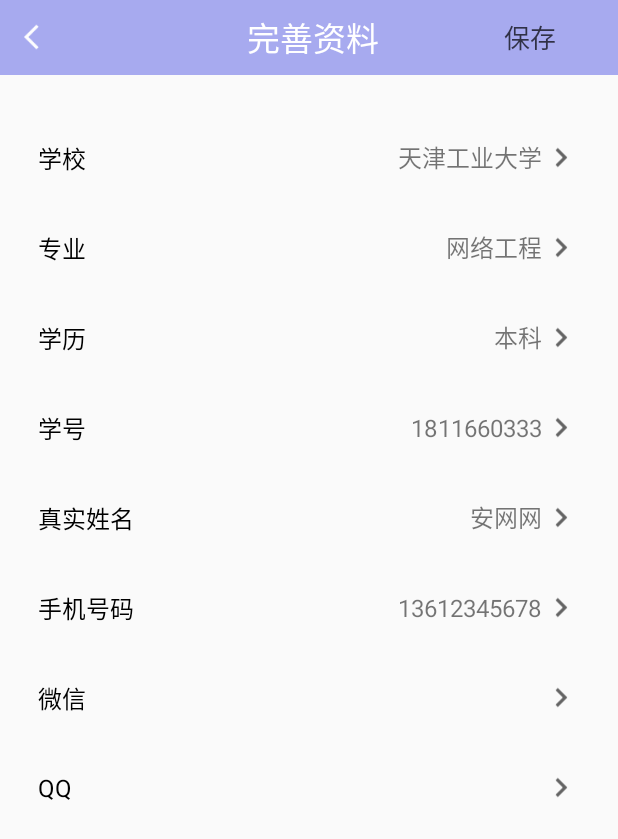
After one commit to Becko-A/ViewPager, an Android app: the layout activity_cimprove.xml on its own in the app's theme, with its tools: preview values and no code run, on a phone screen of 412 x 824 dp. The commit adds this screen. Shown: the top 839 px of the screen. Run offline under Robolectric (Android 15) with nearby library versions, the phone set to English and light mode, and no system bars.

Commit message:
announce_update
Signed-off-by: l997592030 <997596616@qq.com>

```diff
--- a/app/build.gradle
+++ b/app/build.gradle
@@ -32,6 +32,8 @@ dependencies {
     implementation 'androidx.lifecycle:lifecycle-extensions:2.2.0'
     implementation 'androidx.recyclerview:recyclerview:1.0.0'
     implementation 'com.squareup.okhttp3:okhttp:4.8.0'
+    implementation 'com.squareup.okhttp3:okhttp:3.4.1'
+    implementation 'com.google.code.gson:gson:2.7'
 
     testImplementation 'junit:junit:4.12'
     androidTestImplementation 'androidx.test.ext:junit:1.1.1'
--- a/app/src/main/java/com/example/viewpager/Aannounce.java
+++ b/app/src/main/java/com/example/viewpager/Aannounce.java
@@ -1,14 +1,116 @@
 package com.example.viewpager;
 
+import android.app.DownloadManager;
 import android.os.Bundle;
+import android.view.View;
+import android.widget.Button;
+import android.widget.EditText;
+import android.widget.Toast;
 
 import androidx.appcompat.app.AppCompatActivity;
 
+import com.google.gson.Gson;
+
+import java.sql.BatchUpdateException;
+
+import okhttp3.FormBody;
+import okhttp3.OkHttpClient;
+import okhttp3.Request;
+import okhttp3.RequestBody;
+import okhttp3.Response;
+
+
 public class Aannounce extends AppCompatActivity {
+
+    private EditText location;
+    private EditText phoneNum;
+    private EditText date;
+    private EditText time;
+    private EditText type;
+    private EditText size;
+    private EditText color;
+    private EditText description;
+    private Button announce;
 
     @Override
     protected void onCreate(Bundle savedInstanceState) {
         super.onCreate(savedInstanceState);
         setContentView(R.layout.activity_aannounce);
+        location = (EditText) findViewById(R.id.pick_location_Edtxt);
+        phoneNum = (EditText) findViewById(R.id.pick_phonenum_Edtxt);
+        date = (EditText) findViewById(R.id.pick_date_Edtxt);
+        time = (EditText) findViewById(R.id.pick_time_Edtxt);
+        type = (EditText) findViewById(R.id.pick_type_Edtxt);
+        size = (EditText) findViewById(R.id.pick_size_Edtxt);
+        color = (EditText) findViewById(R.id.pick_color_Edtxt);
+        description = (EditText) findViewById(R.id.pick_descri_Edtxt);
+        announce = (Button) findViewById(R.id.announce_next);
+
+        announce.setOnClickListener(new View.OnClickListener() {
+            @Override
+            public void onClick(View view) {
+                String srLocation = location.getText().toString();
+                String srPhoneNum = phoneNum.getText().toString();
+                String srDate = date.getText().toString();
+                String srTime = time.getText().toString();
+                String srType = type.getText().toString();
+                String srSize = size.getText().toString();
+                String srColor = color.getText().toString();
+                String srdescription = description.getText().toString();
+
+                sendRequestWithOkhttp(srLocation,srPhoneNum,srDate,srTime,srType,
+                        srSize,srColor,srdescription);
+            }
+        });
     }
+    private void sendRequestWithOkhttp(final String Location,final String PhoneNum,
+                                       final String Date,final String Time, final String Type,
+                                       final String Size,final String Color,final String Description){
+        new Thread(new Runnable() {
+            @Override
+            public void run() {
+                try {
+                    RequestBody requestBody = new  FormBody.Builder()
+                            .add("pick_location",Location)
+                            .add("pick_phoneNum",PhoneNum)
+                            .add("pick_data",Date)
+                            .add("pick_time",Time)
+                            .add("pick_type",Type)
+                            .add("pick_size",Size)
+                            .add("pick_color",Color)
+                            .add("pick_description",Description)
+                            .build();
+                    OkHttpClient client = new OkHttpClient();
+                    Request request = new Request.Builder()
+                            .url("http://bbs.takemonene.com:8986/test.php")
+                            .post(requestBody)
+                            .build();
+                    Response response = client.newCall(request).execute();
+                    String responseData = response.body().string();
+                    parseJSONWithGSON(responseData);
+                }catch (Exception e){
+                    e.printStackTrace();
+                    Toast.makeText(Aannounce.this,"fail",Toast.LENGTH_SHORT).show();
+
+                }
+            }
+        }).start();
+    }
+
+    private void parseJSONWithGSON(final String jsonDate){
+        runOnUiThread(new Runnable() {
+            @Override
+            public void run() {
+                Gson gson = new Gson();
+                Aresponse re = gson.fromJson(jsonDate,Aresponse.class);
+                if (re.code == 355){
+                    Toast.makeText(Aannounce.this,"表单填写不完整",Toast.LENGTH_SHORT).show();
+                }
+                else if (re.code == 200){
+                    Toast.makeText(Aannounce.this,"保存成功",Toast.LENGTH_SHORT).show();
+                }
+            }
+        });
+    }
+
 }
--- /dev/null
+++ b/app/src/main/java/com/example/viewpager/Aresponse.java
@@ -0,0 +1,5 @@
+package com.example.viewpager;
+
+public class Aresponse {
+    public int code;
+}
--- a/app/src/main/res/layout/activity_aannounce.xml
+++ b/app/src/main/res/layout/activity_aannounce.xml
@@ -56,8 +56,9 @@
                     android:layout_gravity="center_vertical"
                     android:textSize="18sp"
                     android:textColor="#000"
-                    android:text="丢失地点" />
+                    android:text="拾物地点" />
                 <EditText
+                    android:id="@+id/pick_location_Edtxt"
                     android:layout_width="0dp"
                     android:layout_height="50dp"
                     android:layout_gravity="center_vertical"
@@ -79,6 +80,7 @@
                     android:textColor="#000"
                     android:text="手机号码" />
                 <EditText
+                    android:id="@+id/pick_phonenum_Edtxt"
                     android:layout_width="0dp"
                     android:layout_height="50dp"
                     android:layout_gravity="center_vertical"
@@ -100,8 +102,9 @@
                     android:textSize="18sp"
                     android:textColor="#000"
                     android:inputType="date"
-                    android:text="丢失日期" />
+                    android:text="拾物日期" />
                 <EditText
+                    android:id="@+id/pick_date_Edtxt"
                     android:layout_width="0dp"
                     android:layout_height="50dp"
                     android:layout_gravity="center_vertical"
@@ -121,8 +124,9 @@
                     android:layout_gravity="center_vertical"
                     android:textSize="18sp"
                     android:textColor="#000"
-                    android:text="丢失时间" />
+                    android:text="拾物时间" />
                 <EditText
+                    android:id="@+id/pick_time_Edtxt"
                     android:layout_width="0dp"
                     android:layout_height="50dp"
                     android:layout_gravity="center_vertical"
@@ -142,9 +146,10 @@
                     android:layout_gravity="center_vertical"
                     android:textSize="18sp"
                     android:textColor="#000"
-                    android:text="丢失物品" />
+                    android:text="拾物物品" />
 
                 <EditText
+                    android:id="@+id/pick_type_Edtxt"
                     android:layout_width="0dp"
                     android:layout_height="50dp"
                     android:layout_gravity="center_vertical"
@@ -167,6 +172,7 @@
                     android:text="物品大小" />
 
                 <EditText
+                    android:id="@+id/pick_size_Edtxt"
                     android:layout_width="0dp"
                     android:layout_height="50dp"
                     android:layout_gravity="center_vertical"
@@ -189,6 +195,7 @@
                     android:text="物品颜色" />
 
                 <EditText
+                    android:id="@+id/pick_color_Edtxt"
                     android:layout_width="0dp"
                     android:layout_height="50dp"
                     android:layout_gravity="center_vertical"
@@ -214,6 +221,7 @@
                     android:textSize="18sp" />
 
                 <EditText
+                    android:id="@+id/pick_descri_Edtxt"
                     android:layout_width="0dp"
                     android:layout_height="50dp"
                     android:layout_gravity="center_vertical"
@@ -223,14 +231,14 @@
                     android:hint="选填"/>
             </LinearLayout>
             <Button
-                android:id="@+id/find_next"
+                android:id="@+id/announce_next"
                 android:layout_width="180dp"
                 android:layout_height="55dp"
                 android:layout_below="@+id/check"
                 android:layout_gravity="center"
                 android:textSize="20dp"
                 android:textColor="#fff"
-                android:text="寻   找"
+                android:text="发   布"
                 android:background="@drawable/button"/>
         </LinearLayout>
     </ScrollView>
--- /dev/null
+++ b/app/src/main/res/layout/activity_cimprove.xml
@@ -0,0 +1,373 @@
+<?xml version="1.0" encoding="utf-8"?>
+<LinearLayout xmlns:android="http://schemas.android.com/apk/res/android"
+    xmlns:app="http://schemas.android.com/apk/res-auto"
+    xmlns:tools="http://schemas.android.com/tools"
+    android:layout_width="match_parent"
+    android:layout_height="match_parent"
+    android:orientation="vertical"
+    tools:context=".Cimprove">
+    <androidx.appcompat.widget.Toolbar
+        android:id="@+id/toolbar"
+        android:layout_height="50dp"
+        android:layout_width="match_parent"
+        android:background="#A7AAEF"
+        android:theme="@style/ThemeOverlay.AppCompat.Dark.ActionBar"
+        app:popupTheme="@style/ThemeOverlay.AppCompat.Light">
+        <LinearLayout
+            android:layout_width="match_parent"
+            android:layout_height="50dp"
+            android:layout_marginLeft="10dp"
+            android:layout_marginRight="10dp"
+            android:gravity="center_vertical"
+            android:orientation="horizontal">
+            <LinearLayout
+                android:id="@+id/back"
+                android:layout_width="0dp"
+                android:layout_height="wrap_content"
+                android:layout_weight="1"
+                android:orientation="horizontal">
+                <ImageView
+                    android:layout_width="20dp"
+                    android:layout_height="20dp"
+                    android:layout_centerVertical="true"
+                    android:src="@drawable/ic_back" />
+            </LinearLayout>
+
+            <TextView
+                android:layout_width="0dp"
+                android:layout_height="50dp"
+                android:layout_weight="2"
+                android:gravity="center"
+                android:textColor="#fff"
+                android:text="完善资料"
+                android:textSize="22dp" />
+            <Button
+                android:id="@+id/commit"
+                android:layout_width="0dp"
+                android:layout_height="wrap_content"
+                android:layout_weight="1"
+                android:text="保存"
+                android:gravity="center"
+                android:textColor="#B5000000"
+                android:textSize="17dp"
+                android:background="#00000000"/>
+        </LinearLayout>
+    </androidx.appcompat.widget.Toolbar>
+    <ScrollView
+    android:layout_width="match_parent"
+    android:layout_margin="25dp"
+    android:layout_height="0dp"
+    android:layout_weight="1"
+    android:layout_marginTop="25dp">
+        <LinearLayout
+            android:layout_width="match_parent"
+            android:layout_height="0dp"
+            android:layout_weight="1"
+            android:orientation="vertical"
+            android:layout_gravity="center_horizontal">
+            <LinearLayout
+                android:layout_width="match_parent"
+                android:layout_height="60dp"
+                android:orientation="horizontal"
+                android:layout_gravity="center">
+                <TextView
+                    android:layout_width="0dp"
+                    android:layout_weight="1"
+                    android:layout_height="wrap_content"
+                    android:layout_marginRight="60dp"
+                    android:text="学校"
+                    android:textSize="16dp"
+                    android:textColor="#000"
+                    android:layout_gravity="center_vertical"/>
+                <LinearLayout
+                    android:id="@+id/click_school"
+                    android:layout_width="0dp"
+                    android:layout_height="wrap_content"
+                    android:layout_weight="4"
+                    android:orientation="horizontal"
+                    android:layout_gravity="center"
+                    android:gravity="right">
+                    <TextView
+                        android:id="@+id/school"
+                        android:layout_width="wrap_content"
+                        android:layout_height="wrap_content"
+                        android:text="天津工业大学"
+                        android:textSize="16dp"
+                        android:gravity="right"
+                        android:layout_gravity="center"/>
+                    <ImageView
+                        android:layout_width="25dp"
+                        android:layout_height="35dp"
+                        android:layout_gravity="right"
+                        android:src="@drawable/ic_right"/>
+                </LinearLayout>
+            </LinearLayout>
+
+
+            <LinearLayout
+                android:layout_width="match_parent"
+                android:layout_height="60dp"
+                android:orientation="horizontal"
+                android:layout_gravity="center">
+                <TextView
+                    android:layout_width="0dp"
+                    android:layout_weight="1"
+                    android:layout_height="wrap_content"
+                    android:layout_marginRight="60dp"
+                    android:text="专业"
+                    android:textSize="16dp"
+                    android:textColor="#000"
+                    android:layout_gravity="center_vertical"/>
+                <LinearLayout
+                    android:id="@+id/click_dept"
+                    android:layout_width="0dp"
+                    android:layout_height="wrap_content"
+                    android:layout_weight="4"
+                    android:orientation="horizontal"
+                    android:layout_gravity="center"
+                    android:gravity="right">
+                    <TextView
+                        android:id="@+id/dept"
+                        android:layout_width="120dp"
+                        android:layout_height="wrap_content"
+                        android:text="网络工程"
+                        android:textSize="16dp"
+                        android:gravity="right"
+                        android:layout_gravity="center"/>
+                    <ImageView
+                        android:layout_width="25dp"
+                        android:layout_height="35dp"
+                        android:layout_gravity="right"
+                        android:src="@drawable/ic_right"/>
+                </LinearLayout>
+            </LinearLayout>
+
+            <LinearLayout
+                android:layout_width="match_parent"
+                android:layout_height="60dp"
+                android:orientation="horizontal"
+                android:layout_gravity="center">
+                <TextView
+                    android:layout_width="0dp"
+                    android:layout_weight="1"
+                    android:layout_height="wrap_content"
+                    android:layout_marginRight="60dp"
+                    android:text="学历"
+                    android:textSize="16dp"
+                    android:textColor="#000"
+                    android:layout_gravity="center_vertical"/>
+                <LinearLayout
+                    android:id="@+id/click_education"
+                    android:layout_width="0dp"
+                    android:layout_height="wrap_content"
+                    android:layout_weight="4"
+                    android:orientation="horizontal"
+                    android:layout_gravity="center"
+                    android:gravity="right">
+                    <TextView
+                        android:id="@+id/education"
+                        android:layout_width="120dp"
+                        android:layout_height="wrap_content"
+                        android:text="本科"
+                        android:textSize="16dp"
+                        android:gravity="right"
+                        android:layout_gravity="center"/>
+                    <ImageView
+                        android:layout_width="25dp"
+                        android:layout_height="35dp"
+                        android:layout_gravity="right"
+                        android:src="@drawable/ic_right"/>
+                </LinearLayout>
+            </LinearLayout>
+
+            <LinearLayout
+                android:layout_width="match_parent"
+                android:layout_height="60dp"
+                android:orientation="horizontal"
+                android:layout_gravity="center">
+                <TextView
+                    android:layout_width="0dp"
+                    android:layout_weight="1"
+                    android:layout_height="wrap_content"
+                    android:layout_marginRight="60dp"
+                    android:text="学号"
+                    android:textSize="16dp"
+                    android:textColor="#000"
+                    android:layout_gravity="center_vertical"/>
+                <LinearLayout
+                    android:id="@+id/click_stuID"
+                    android:layout_width="0dp"
+                    android:layout_height="wrap_content"
+                    android:layout_weight="4"
+                    android:orientation="horizontal"
+                    android:layout_gravity="center"
+                    android:gravity="right">
+                    <TextView
+                        android:id="@+id/stuID"
+                        android:layout_width="120dp"
+                        android:layout_height="wrap_content"
+                        android:text="1811660333"
+                        android:textSize="16dp"
+                        android:gravity="right"
+                        android:layout_gravity="center"/>
+                    <ImageView
+                        android:layout_width="25dp"
+                        android:layout_height="35dp"
+                        android:layout_gravity="right"
+                        android:src="@drawable/ic_right"/>
+                </LinearLayout>
+            </LinearLayout>
+
+            <LinearLayout
+                android:layout_width="match_parent"
+                android:layout_height="60dp"
+                android:orientation="horizontal"
+                android:layout_gravity="center">
+                <TextView
+                    android:layout_width="0dp"
+                    android:layout_weight="2"
+                    android:layout_height="wrap_content"
+                    android:layout_marginRight="60dp"
+                    android:text="真实姓名"
+                    android:textSize="16dp"
+                    android:textColor="#000"
+                    android:layout_gravity="center_vertical"/>
+                <LinearLayout
+                    android:id="@+id/click_name"
+                    android:layout_width="0dp"
+                    android:layout_height="wrap_content"
+                    android:layout_weight="4"
+                    android:orientation="horizontal"
+                    android:layout_gravity="center"
+                    android:gravity="right">
+                    <TextView
+                        android:id="@+id/name"
+                        android:layout_width="120dp"
+                        android:layout_height="wrap_content"
+                        android:text="安网网"
+                        android:textSize="16dp"
+                        android:gravity="right"
+                        android:layout_gravity="center"/>
+                    <ImageView
+                        android:layout_width="25dp"
+                        android:layout_height="35dp"
+                        android:layout_gravity="right"
+                        android:src="@drawable/ic_right"/>
+                </LinearLayout>
+            </LinearLayout>
+            <LinearLayout
+                android:layout_width="match_parent"
+                android:layout_height="60dp"
+                android:orientation="horizontal"
+                android:layout_gravity="center">
+                <TextView
+                    android:layout_width="0dp"
+                    android:layout_weight="2"
+                    android:layout_height="wrap_content"
+                    android:layout_marginRight="60dp"
+                    android:text="手机号码"
+                    android:textSize="16dp"
+                    android:textColor="#000"
+                    android:layout_gravity="center_vertical"/>
+                <LinearLayout
+                    android:id="@+id/click_phone"
+                    android:layout_width="0dp"
+                    android:layout_height="wrap_content"
+                    android:layout_weight="4"
+                    android:orientation="horizontal"
+                    android:layout_gravity="center"
+                    android:gravity="right">
+                    <TextView
+                        android:id="@+id/phone"
+                        android:layout_width="120dp"
+                        android:layout_height="wrap_content"
+                        android:text="13612345678"
+                        android:textSize="16dp"
+                        android:gravity="right"
+                        android:layout_gravity="center"/>
+                    <ImageView
+                        android:layout_width="25dp"
+                        android:layout_height="35dp"
+                        android:layout_gravity="right"
+                        android:src="@drawable/ic_right"/>
+                </LinearLayout>
+            </LinearLayout>
+            <LinearLayout
+                android:layout_width="match_parent"
+                android:layout_height="60dp"
+                android:orientation="horizontal"
+                android:layout_gravity="center">
+                <TextView
+                    android:layout_width="0dp"
+                    android:layout_weight="1"
+                    android:layout_height="wrap_content"
+                    android:layout_marginRight="60dp"
+                    android:text="微信"
+                    android:textSize="16dp"
+                    android:textColor="#000"
+                    android:layout_gravity="center_vertical"/>
+                <LinearLayout
+                    android:id="@+id/click_weChat"
+                    android:layout_width="0dp"
+                    android:layout_height="wrap_content"
+                    android:layout_weight="4"
+                    android:orientation="horizontal"
+                    android:layout_gravity="center"
+                    android:gravity="right">
+                    <TextView
+                        android:id="@+id/weChat"
+                        android:layout_width="120dp"
+                        android:layout_height="wrap_content"
+                        android:text="  "
+                        android:textSize="16dp"
+                        android:gravity="right"
+                        android:layout_gravity="center"/>
+                    <ImageView
+                        android:layout_width="25dp"
+                        android:layout_height="35dp"
+                        android:layout_gravity="right"
+                        android:src="@drawable/ic_right"/>
+                </LinearLayout>
+            </LinearLayout>
+            <LinearLayout
+                android:layout_width="match_parent"
+                android:layout_height="60dp"
+                android:orientation="horizontal"
+                android:layout_gravity="center">
+                <TextView
+                    android:layout_width="0dp"
+                    android:layout_weight="1"
+                    android:layout_height="wrap_content"
+                    android:layout_marginRight="60dp"
+                    android:text="QQ"
+                    android:textSize="16dp"
+                    android:textColor="#000"
+                    android:layout_gravity="center_vertical"/>
+                <LinearLayout
+                    android:id="@+id/click_qq"
+                    android:layout_width="0dp"
+                    android:layout_height="wrap_content"
+                    android:layout_weight="4"
+                    android:orientation="horizontal"
+                    android:layout_gravity="center"
+                    android:gravity="right">
+                    <TextView
+                        android:id="@+id/qq"
+                        android:layout_width="120dp"
+                        android:layout_height="wrap_content"
+                        android:text="  "
+                        android:textSize="16dp"
+                        android:gravity="right"
+                        android:layout_gravity="center"/>
+                    <ImageView
+                        android:layout_width="25dp"
+                        android:layout_height="35dp"
+                        android:layout_gravity="right"
+                        android:src="@drawable/ic_right"/>
+                </LinearLayout>
+            </LinearLayout>
+
+
+        </LinearLayout>
+    </ScrollView>
+</LinearLayout>
```
Also changed, not shown: app/src/main/java/com/example/viewpager/Afind.java (+10 -0 lines).
